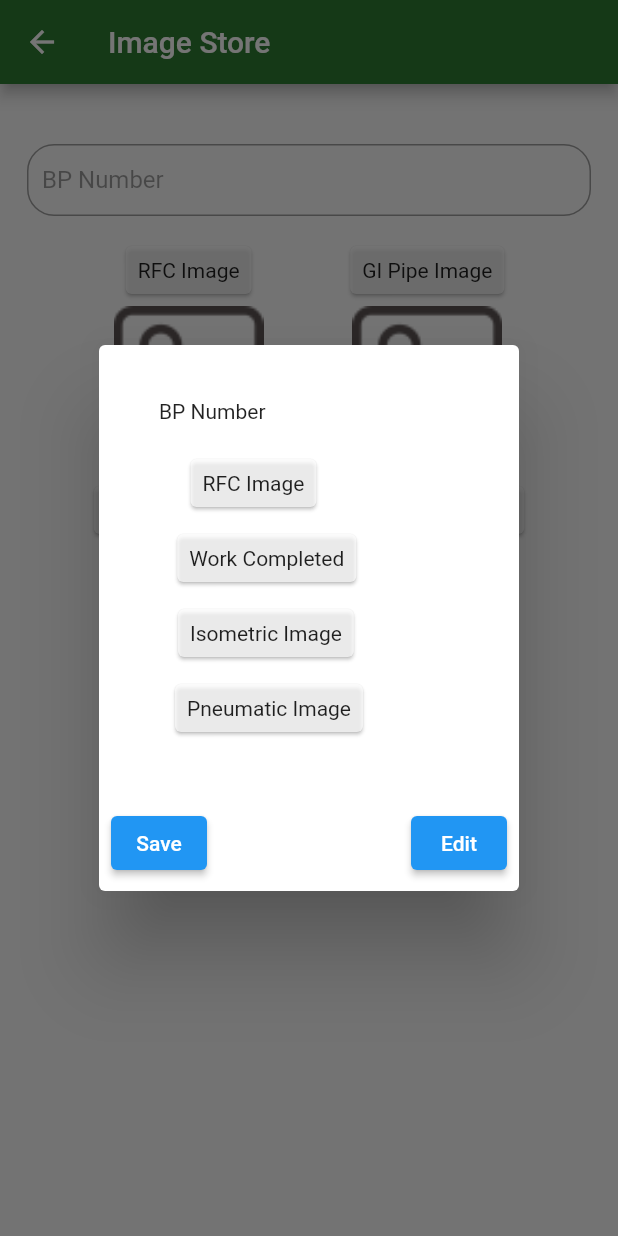
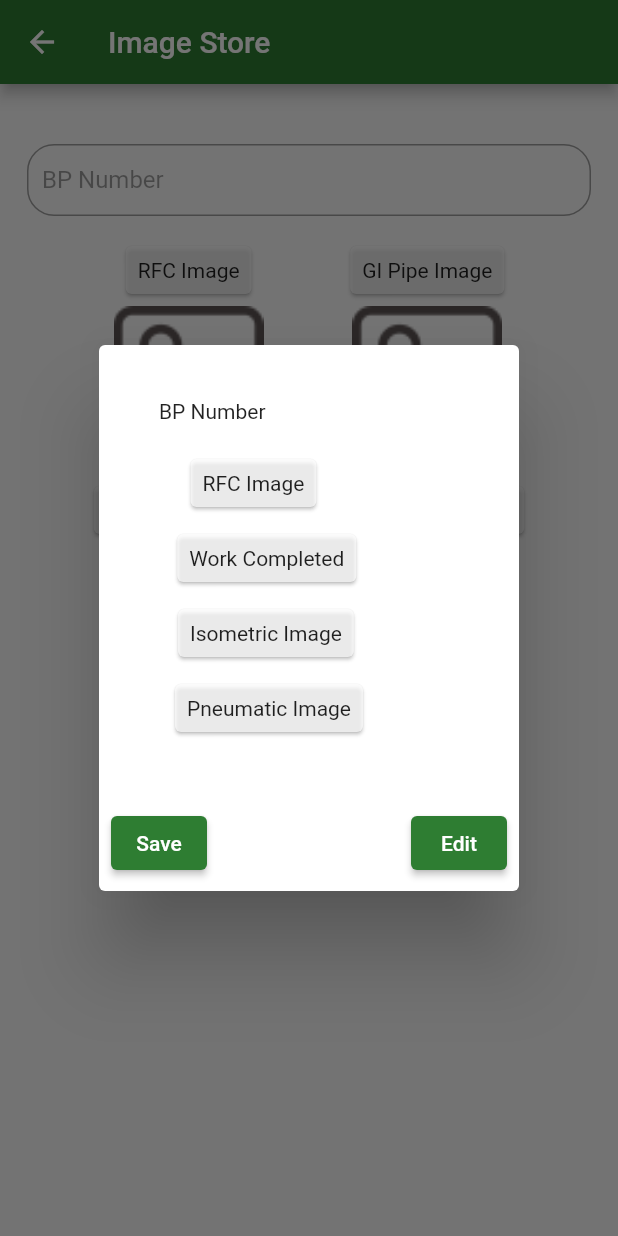
Before and after one commit to PurvaUnistal/purva_bharti_lmc, a Flutter app: the HomeImagesScreen screen opened directly, after a tap on "Details", on a phone screen of 412 x 824 dp. Run offline on Flutter 3.47's test engine with Material 2 defaults, Android fonts, the phone set to English and light mode, and no system bars; our stand-ins replace connectivity, device_info_plus, dotted_border, equatable, firebase_core, firebase_messaging and 11 more; missing offline and left inert: autocomplete_textfield, password_validated_field; accounts and stored records are empty; generated files the repository leaves out were written again; network calls fail; project files that could hold a hidden picture were left out.

Commit message:
purvabharti_lmc

```diff
--- a/lib/screens/change_password_page.dart
+++ b/lib/screens/change_password_page.dart
@@ -186,7 +186,7 @@ class _ChangePasswordPageState extends State<ChangePasswordPage> {
   Widget newPasswordValidation() {
     return PasswordValidatedFields(
       textEditingController: newPasswordController,
-      obscureText: isVisibility,
+   //   obscureText: isVisibility,
       inputDecoration: InputDecoration(
           prefixIcon: Icon(Icons.lock_outline_rounded),
           suffixIcon: IconButton(
--- a/lib/screens/form_feasibility.dart
+++ b/lib/screens/form_feasibility.dart
@@ -336,7 +336,7 @@ class FeasibilityScreenPage extends State<FeasibilityScreen> {
                           )
                         : Container(),
                     show
-                        ? null
+                        ? Text("")
                         : ButtonWidget(
                             text: 'Submit',
                             onPressed: () async {
@@ -421,7 +421,7 @@ class FeasibilityScreenPage extends State<FeasibilityScreen> {
       'comment': reasonController.text,
       'follow_up_date': followUpDateController.text,
     };
-    print(jsonVAr.toString());
+    print("jsonVAr-->${jsonVAr.toString()}");
     //return;
     await pr.show();
 
--- a/lib/screens/home_images.dart
+++ b/lib/screens/home_images.dart
@@ -200,6 +200,8 @@ class _HomeImagesScreenState extends State<HomeImagesScreen> {
                   height: 20,
                 ),
                 ElevatedButton(
+                  style: ElevatedButton.styleFrom(
+                      backgroundColor: Colors.green.shade800),
                   onPressed: () => dialogBox(),
                   child: Text("Details"),
                 )
@@ -523,11 +525,15 @@ class _HomeImagesScreenState extends State<HomeImagesScreen> {
               mainAxisAlignment: MainAxisAlignment.spaceBetween,
               children: [
                 ElevatedButton(
+                    style: ElevatedButton.styleFrom(
+                        backgroundColor: Colors.green.shade800),
                     child: Text("Save"),
                     onPressed: () async {
                       storeRecords();
                     }),
                 ElevatedButton(
+                  style: ElevatedButton.styleFrom(
+                      backgroundColor: Colors.green.shade800),
                   onPressed: () => Navigator.of(context).pop(),
                   child: Text('Edit'),
                 ),
--- a/lib/screens/login_screen.dart
+++ b/lib/screens/login_screen.dart
@@ -57,7 +57,11 @@ class _LoginState extends State<Login> {
                         child: Column(
                           mainAxisAlignment: MainAxisAlignment.center,
                           children: <Widget>[
-                            Image.asset("assets/icons/ic_launcher.png"),
+                            Image.asset(
+                              "assets/icons/ic_launcher.png",
+                              height: 100,
+                              width: 100,
+                            ),
                             SizedBox(height: 20.0),
                             Text(
                               'L M C',
--- a/lib/utils/global_constant.dart
+++ b/lib/utils/global_constant.dart
@@ -13,9 +13,9 @@ class GlobalConstants {
   static String dmaId = "DMA ID";
   static String lmcProposedDate = "LMC Proposed Date";
 
-  //  static const String BaseUrl       = "https://citygas.hpcl.co.in/api/";
-//  static const String BaseUrl = "http://142.79.231.30:8084/api/";
-  static const String BaseUrl = "http://pbgpl.smartgasnet.com/api/";
+
+  static const String BaseUrl = "http://142.79.231.30:8099/api/";
+//  static const String BaseUrl = "http://pbgpl.smartgasnet.com/api/";
   static String login = BaseUrl + "auth";
   static String getLmcApi = BaseUrl + "getlmcapi";
   static String getlmcInstallationApi = BaseUrl + "getlmcInstallationApi";
```
Also changed, not shown: lib/screens/installation_screen.dart (+17 -10 lines), lib/screens/splash_screen.dart (+18 -11 lines).
